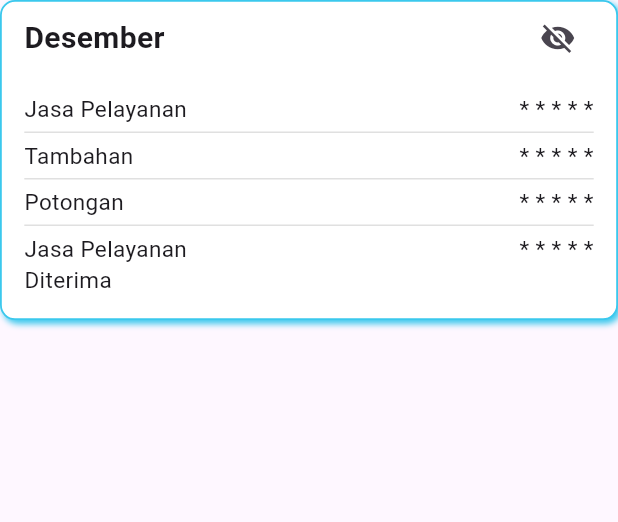
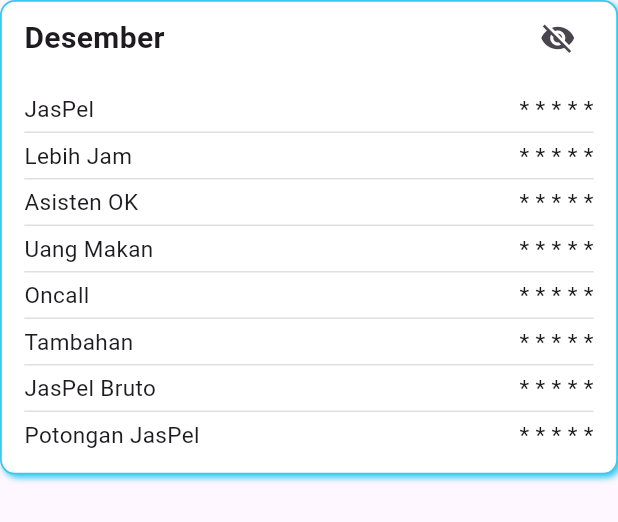
Before and after one commit to rsia-aisyiyah/employee-app-rsiap, a Flutter app: what createCardJasaMedis() shows on an empty page, opened directly with empty values, on a phone screen of 412 x 824 dp. Shown: the top 522 px of the screen. Run offline on Flutter 3.47's test engine with Material 3 defaults, Android fonts, the light colour scheme and no system bars; our stand-ins replace cached_network_image, calendar_date_picker2, dio, email_validator, firebase_core, firebase_messaging and 9 more; missing offline and left inert: age_calculator, flutter_downloader, in_app_update, mailer, open_file_plus, qr_code_scanner; accounts and stored records are empty; network calls fail.

Commit message:
format jaspel

```diff
--- a/lib/components/cards/card_list_jasa_medis.dart
+++ b/lib/components/cards/card_list_jasa_medis.dart
@@ -7,6 +7,7 @@ import 'package:rsia_employee_app/utils/table.dart';
 
 class createCardJasaMedis extends StatefulWidget {
   final Map dataJasaMedis;
+
   const createCardJasaMedis({
     super.key,
     required this.dataJasaMedis,
@@ -20,6 +21,7 @@ class createCardJasaMedis extends StatefulWidget {
 class _createCardJasaMedisState extends State<createCardJasaMedis> {
   // IconData _currentIcon = Icons.star; // Initial icon
   bool showIcon = true;
+
   void _changeIcon() {
     setState(() {
       showIcon = !showIcon;
@@ -28,6 +30,115 @@ class _createCardJasaMedisState extends State<createCardJasaMedis> {
 
   @override
   Widget build(BuildContext context) {
+    print(widget.dataJasaMedis);
+    Map map = {};
+    if (widget.dataJasaMedis['jm_ruang_share'] != 0 &&
+        widget.dataJasaMedis['jm_total_share'] != 0) {
+      map["JasPel"] = showIcon
+          ? '* * * * *'
+          : '(+) ' +
+              Helper.convertToIdr(
+                widget.dataJasaMedis['jm_ruang_share'] +
+                    widget.dataJasaMedis['jm_total_share'],
+                2,
+              );
+    }
+    if (widget.dataJasaMedis['lebih_jam'] != 0) {
+      map["Lebih Jam"] = showIcon
+          ? '* * * * *'
+          : '(+) ' +
+              Helper.convertToIdr(
+                widget.dataJasaMedis['lebih_jam'],
+                2,
+              );
+    }
+    if (widget.dataJasaMedis['jm_asisten_ok'] != 0) {
+      map["Asisten OK"] = showIcon
+          ? '* * * * *'
+          : '(+) ' +
+              Helper.convertToIdr(
+                widget.dataJasaMedis['jm_asisten_ok'],
+                2,
+              );
+    }
+    if (widget.dataJasaMedis['uang_makan'] != 0) {
+      map["Uang Makan"] = showIcon
+          ? '* * * * *'
+          : '(+) ' +
+              Helper.convertToIdr(
+                widget.dataJasaMedis['uang_makan'],
+                2,
+              );
+    }
+    if (widget.dataJasaMedis['oncall_ok'] != 0) {
+      map["Oncall"] = showIcon
+          ? '* * * * *'
+          : '(+) ' +
+              Helper.convertToIdr(
+                widget.dataJasaMedis['oncall_ok'],
+                2,
+              );
+    }
+    if (widget.dataJasaMedis['tambahan'] != 0) {
+      map["Tambahan"] = showIcon
+          ? '* * * * *'
+          : '(+) ' +
+              Helper.convertToIdr(
+                widget.dataJasaMedis['tambahan'],
+                2,
+              );
+    }
+    if (widget.dataJasaMedis['jm_total_share'] != 0) {
+      map["JasPel Bruto"] = showIcon
+          ? '* * * * *'
+          : Helper.convertToIdr(
+              widget.dataJasaMedis['jm_ruang_share'] +
+                  widget.dataJasaMedis['jm_total_share'] +
+                  widget.dataJasaMedis['lebih_jam'] +
+                  widget.dataJasaMedis['jm_asisten_ok'] +
+                  widget.dataJasaMedis['uang_makan'] +
+                  widget.dataJasaMedis['oncall_ok'] +
+                  widget.dataJasaMedis['tambahan'],
+              2,
+            );
+    }
+    if (widget.dataJasaMedis['jm_total_full'] != 0 &&
+        widget.dataJasaMedis['jm_ruang_full'] != 0) {
+      map["Potongan JasPel"] = showIcon
+          ? '* * * * *'
+          : '(-) ' +
+              Helper.convertToIdr(
+                (widget.dataJasaMedis['jm_total_full'] +
+                        widget.dataJasaMedis['jm_ruang_full']) -
+                    (widget.dataJasaMedis['jm_total_share'] +
+                        widget.dataJasaMedis['jm_ruang_share']),
+                2,
+              );
+    }
+    if (widget.dataJasaMedis['jm_asisten_ok'] != 0) {
+      // if (widget.dataJasaMedis['stts_kerja'] == 'Karyawan Mitra') {
+      //   map["Potongan Asisten OK"] = showIcon
+      //       ? '* * * * *'
+      //       : '(-) ' +
+      //           Helper.convertToIdr(
+      //             (widget.dataJasaMedis['jm_asisten_ok'] /
+      //                     widget.dataJasaMedis['jm_ok_mitra']) -
+      //                 widget.dataJasaMedis['jm_asisten_ok'],
+      //             2,
+      //           );
+      // } else {
+      //   map["Potongan Asisten OK"] = showIcon
+      //       ? '* * * * *'
+      //       : '(-) ' +
+      //       Helper.convertToIdr(
+      //         (widget.dataJasaMedis['jm_asisten_ok'] /
+      //             widget.dataJasaMedis['jm_ok_mitra']) -
+      //             widget.dataJasaMedis['jm_asisten_ok'],
+      //         2,
+      //       );
+      // }
+    }
+
     return Column(
       children: [
         Stack(
@@ -87,36 +198,38 @@ class _createCardJasaMedisState extends State<createCardJasaMedis> {
                   ),
                   const SizedBox(height: 8),
                   GenTable(
-                    data: {
-                      "Jasa Pelayanan": showIcon
-                          ? '* * * * *'
-                          : Helper.convertToIdr(
-                              widget.dataJasaMedis['jm_ruang_share'] +
-                                  widget.dataJasaMedis['jm_total_share'],
-                              2,
-                            ),
-                      tambahanText: showIcon
-                          ? '* * * * *'
-                          : '(+) ' +
-                              Helper.convertToIdr(
-                                widget.dataJasaMedis['tambahan'],
-                                2,
-                              ),
-                      potonganText: showIcon
-                          ? '* * * * *'
-                          : '(-) ' +
-                              Helper.convertToIdr(
-                                widget.dataJasaMedis['potongan_lain'] +
-                                    widget.dataJasaMedis['potongan_obat'],
-                                2,
-                              ),
-                      "Jasa Pelayanan Diterima": showIcon
-                          ? '* * * * *'
-                          : Helper.convertToIdr(
-                              widget.dataJasaMedis['jm_bersih_share'],
-                              2,
-                            ),
-                    },
+                    data:
+                        // {
+                        map,
+                    // "Jasa Pelayanan": showIcon
+                    //     ? '* * * * *'
+                    //     : Helper.convertToIdr(
+                    //         widget.dataJasaMedis['jm_ruang_share'] +
+                    //             widget.dataJasaMedis['jm_total_share'],
+                    //         2,
+                    //       ),
+                    // tambahanText: showIcon
+                    //     ? '* * * * *'
+                    //     : '(+) ' +
+                    //         Helper.convertToIdr(
+                    //           widget.dataJasaMedis['tambahan'],
+                    //           2,
+                    //         ),
+                    // potonganText: showIcon
+                    //     ? '* * * * *'
+                    //     : '(-) ' +
+                    //         Helper.convertToIdr(
+                    //           widget.dataJasaMedis['potongan_lain'] +
+                    //               widget.dataJasaMedis['potongan_obat'],
+                    //           2,
+                    //         ),
+                    // "Jasa Pelayanan Diterima": showIcon
+                    //     ? '* * * * *'
+                    //     : Helper.convertToIdr(
+                    //         widget.dataJasaMedis['jm_bersih_share'],
+                    //         2,
+                    //       ),
+                    // },
                     textStyle: TextStyle(
                       fontSize: 14,
                       fontWeight: fontSemiBold,
--- /dev/null
+++ b/lib/config/api.dart
@@ -0,0 +1,6 @@
+class ApiConfig {
+  // final firebase server key
+  static const String _fsk =
+      'AAAAZ-61nI4:APA91bFahCap34KiqABjKjQq47VxoSDDWLt8tOCk5z8illlMSall3olf9aRE9Qi_wAn0rbO3hkWM3xw9zJB4XIY53Pz09kIl8Z1aqRq8QCmhvAPyKwIEaCHBDu7FLhTC6gFHdzrM3DNd';
+  static String get fsk => _fsk;
+}
--- a/lib/config/config.dart
+++ b/lib/config/config.dart
@@ -3,6 +3,7 @@ import 'package:rsia_employee_app/screen/home.dart';
 import 'package:rsia_employee_app/screen/menu/berkas_pegawai.dart';
 import 'package:rsia_employee_app/screen/menu/cuti.dart';
 import 'package:rsia_employee_app/screen/menu/file_manager.dart';
+import 'package:rsia_employee_app/screen/menu/jasa_medis.dart';
 import 'package:rsia_employee_app/screen/menu/otp_jasa_medis.dart';
 import 'package:rsia_employee_app/screen/menu/presensi.dart';
 import 'package:rsia_employee_app/screen/menu/undangan.dart';
@@ -33,7 +34,7 @@ List<Map<String, Object>> menuScreenItems = [
   },
   {
     'label': 'Slip Jaspel',
-    'widget': const OtpJasaMedis(),
+    'widget': const JasaMedis(),
     'disabled': false,
     'icon': Icons.payments_outlined
   },
```
